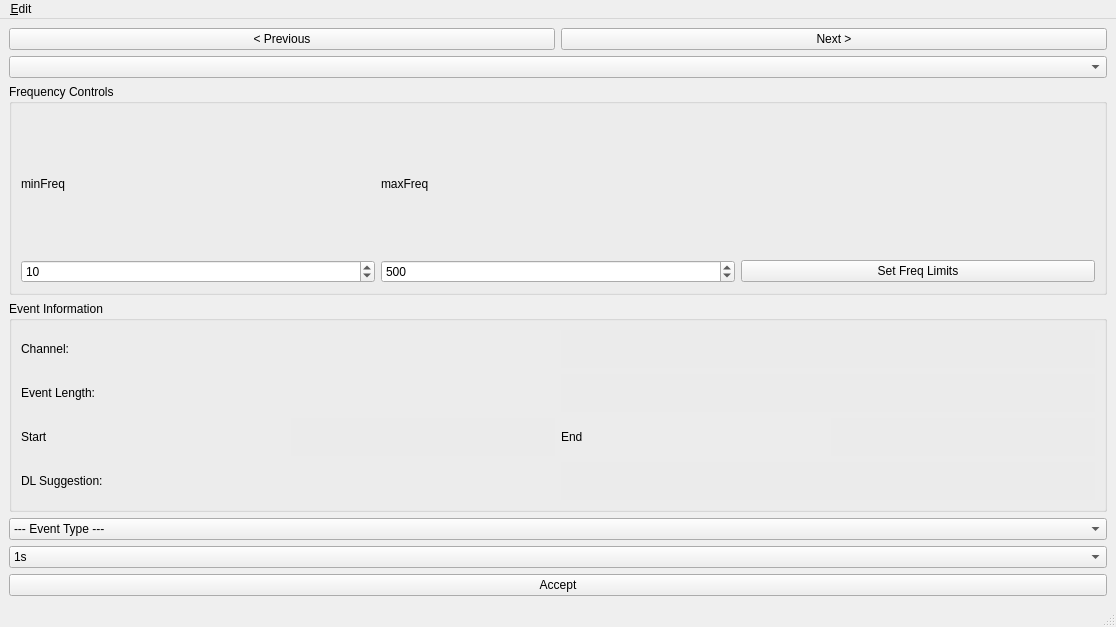
Old version of the form src/ui/annotation.ui in the repository roychowdhuryresearch/pyHFO.
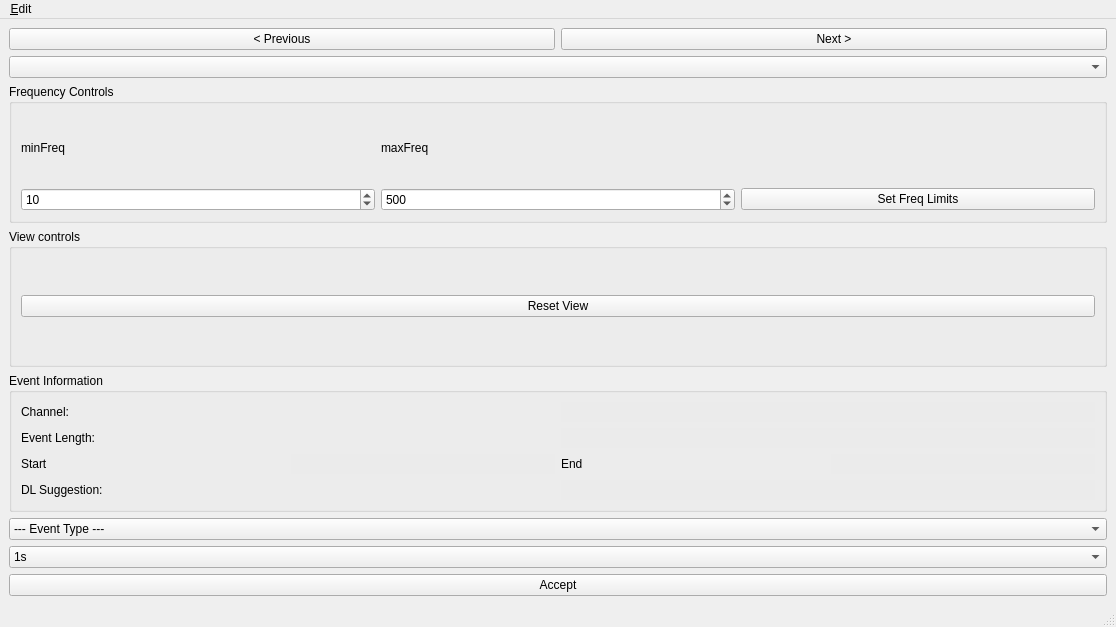
New version of the form.

Commit message: added reset view button

```diff
--- a/src/ui/annotation.ui
+++ b/src/ui/annotation.ui
@@ -24,8 +24,8 @@
     <item row="0" column="0">
      <layout class="QGridLayout" name="gridLayout_4" columnstretch="7,0">
       <item row="0" column="1">
-       <layout class="QGridLayout" name="left_panel" rowstretch="1,0,0,0,0,0,0,0">
-        <item row="5" column="0">
+       <layout class="QGridLayout" name="left_panel" rowstretch="1,0,0,0,0,0,0,0,0">
+        <item row="6" column="0">
          <widget class="QComboBox" name="EventDropdown_Box">
           <property name="font">
            <font>
@@ -55,7 +55,7 @@
           </item>
          </widget>
         </item>
-        <item row="6" column="0">
+        <item row="7" column="0">
          <widget class="QComboBox" name="IntervalDropdownBox">
           <property name="font">
            <font>
@@ -176,6 +176,31 @@
          <layout class="QHBoxLayout" name="FFT_layout"/>
         </item>
         <item row="4" column="0">
+         <layout class="QHBoxLayout" name="zoom_control_layout">
+          <item>
+           <widget class="QGroupBox" name="zoomGroupBox">
+            <property name="font">
+             <font>
+              <family>Arial</family>
+             </font>
+            </property>
+            <property name="title">
+             <string>View controls</string>
+            </property>
+            <layout class="QGridLayout" name="gridLayout_zoom">
+             <item row="0" column="0">
+              <widget class="QPushButton" name="ResetViewButton">
+               <property name="text">
+                <string>Reset View</string>
+               </property>
+              </widget>
+             </item>
+            </layout>
+           </widget>
+          </item>
+         </layout>
+        </item>
+        <item row="5" column="0">
          <widget class="QGroupBox" name="groupBox">
           <property name="font">
            <font>
@@ -359,7 +384,7 @@
           </layout>
          </widget>
         </item>
-        <item row="7" column="0">
+        <item row="8" column="0">
          <layout class="QHBoxLayout" name="horizontalLayout_2">
           <item>
            <widget class="QPushButton" name="Accept">
```
The commit also changes 3 other files.
